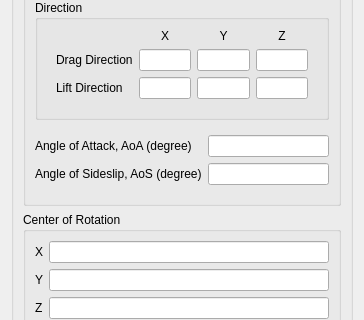
Qt form baramFlow/view/solution/monitors/force_dialog.ui (nextfoam/baram) before a commit; both pictures show x 0 to 364 and y 162 to 482 of the 364 by 657 pixel window.
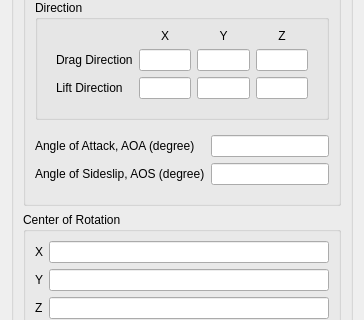
The same form after that commit. Custom widgets are drawn as their Qt base class.

Patch:
```diff
--- a/baramFlow/view/solution/monitors/force_dialog.ui
+++ b/baramFlow/view/solution/monitors/force_dialog.ui
@@ -206,7 +206,7 @@
             <item row="0" column="0">
              <widget class="QLabel" name="label_22">
               <property name="text">
-               <string>Angle of Attack, AoA (degree)</string>
+               <string>Angle of Attack, AOA (degree)</string>
               </property>
              </widget>
             </item>
@@ -216,7 +216,7 @@
             <item row="1" column="0">
              <widget class="QLabel" name="label_23">
               <property name="text">
-               <string>Angle of Sideslip, AoS (degree)</string>
+               <string>Angle of Sideslip, AOS (degree)</string>
               </property>
              </widget>
             </item>
```
